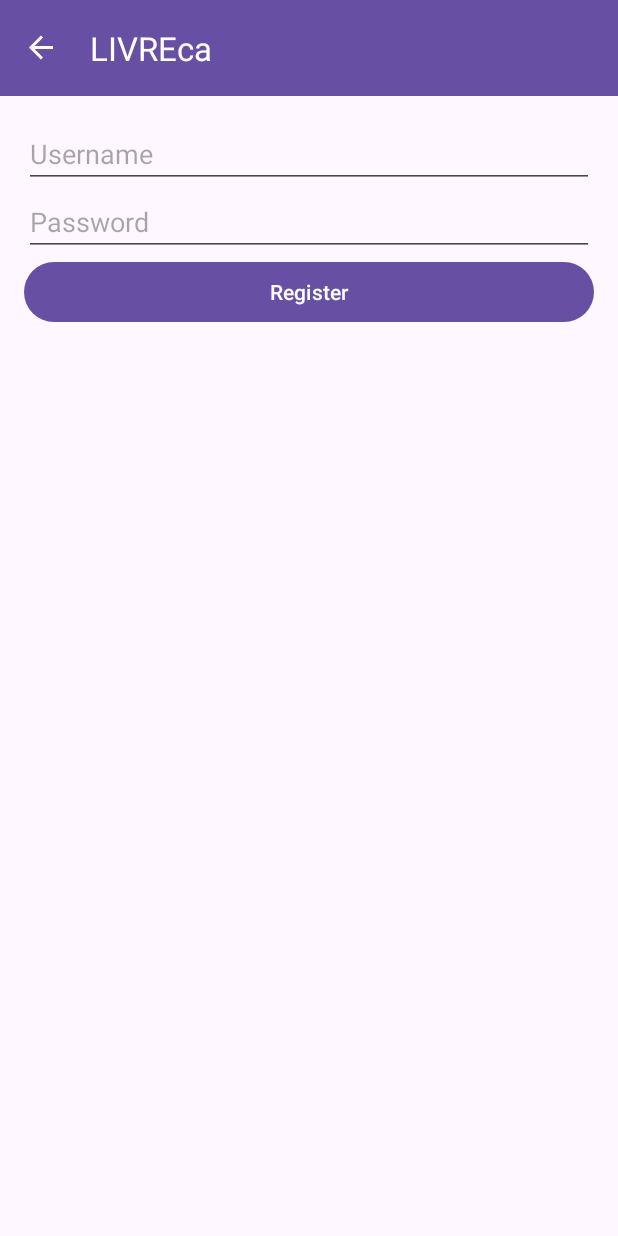
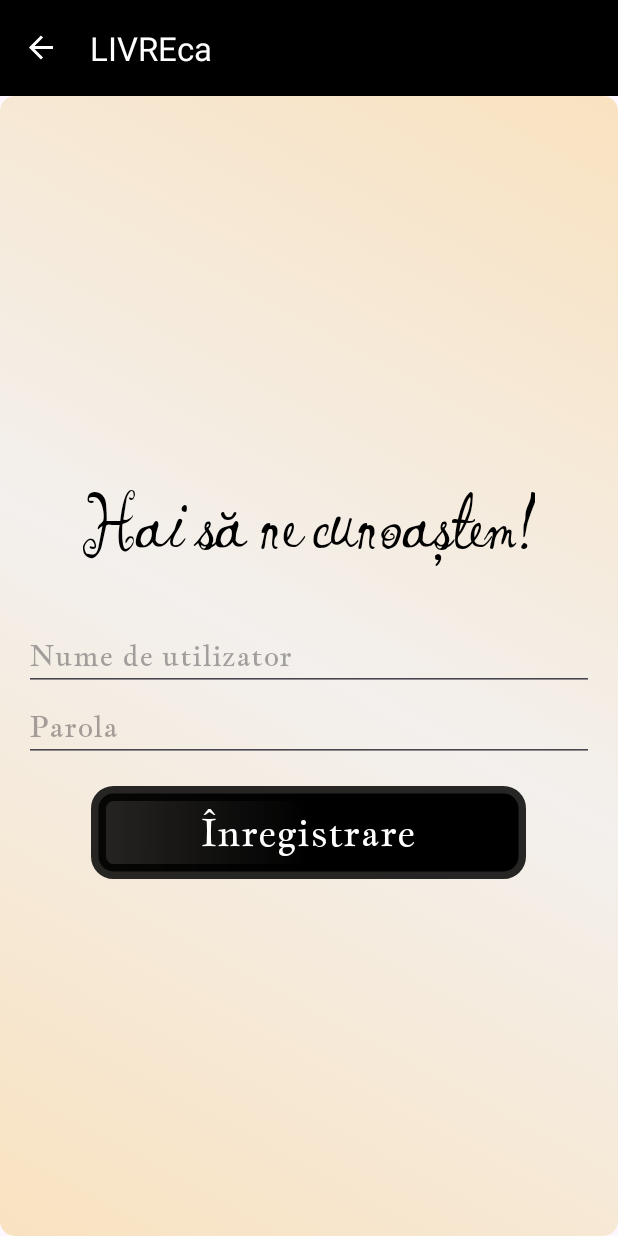
Before and after one commit to Celia-unitbv/LivreCA, an Android app: the RegisterFragment screen opened through its navigation route, on a phone screen of 412 x 824 dp. Run offline under Robolectric (Android 15) with nearby library versions, the phone set to English and light mode, and no system bars; our stand-ins replace navigation-ui.

Commit message:
Drawable Gradients & UI details

```diff
--- /dev/null
+++ b/Android/app/src/main/res/drawable/gradient_app_background.xml
@@ -0,0 +1,10 @@
+<?xml version="1.0" encoding="utf-8"?>
+<selector xmlns:android="http://schemas.android.com/apk/res/android">
+    <item>
+        <shape android:shape="rectangle">
+            <solid android:color="@color/beige" />
+            <corners android:radius="10dp" />
+            <gradient android:startColor="@color/beige" android:centerColor="@color/dirty_white" android:endColor="@color/beige" android:angle="45" android:type="linear" />
+        </shape>
+    </item>
+</selector>
--- /dev/null
+++ b/Android/app/src/main/res/drawable/gradient_text_button.xml
@@ -0,0 +1,11 @@
+<?xml version="1.0" encoding="utf-8"?>
+<selector xmlns:android="http://schemas.android.com/apk/res/android">
+    <item>
+        <shape android:shape="rectangle">
+            <solid android:color="@color/beige" />
+            <stroke android:color="@color/brown" android:width="10dp" />
+            <corners android:radius="10dp" />
+            <gradient android:startColor="@color/beige" android:centerColor="@color/white" android:endColor="@color/brown" android:angle="180" android:type="linear" />
+        </shape>
+    </item>
+</selector>
--- a/Android/app/src/main/res/layout/fragment_add_book.xml
+++ b/Android/app/src/main/res/layout/fragment_add_book.xml
@@ -3,7 +3,8 @@
     android:layout_width="match_parent"
     android:layout_height="match_parent"
     android:orientation="vertical"
-    android:padding="16dp">
+    android:padding="16dp"
+    android:background="@drawable/gradient_app_background">
 
     <EditText
         android:id="@+id/et_book_name"
--- a/Android/app/src/main/res/layout/fragment_register.xml
+++ b/Android/app/src/main/res/layout/fragment_register.xml
@@ -3,12 +3,27 @@
     android:layout_width="match_parent"
     android:layout_height="match_parent"
     android:orientation="vertical"
-    android:padding="16dp">
+    android:gravity="center"
+    android:padding="16dp"
+    android:background="@drawable/gradient_app_background">
+
+    <TextView
+        android:id="@+id/tv_welcome_message"
+        android:layout_width="wrap_content"
+        android:layout_height="wrap_content"
+        android:layout_marginTop="8dp"
+        android:fontFamily="@font/ingrid_darling"
+        android:layout_marginBottom="10dp"
+        android:text="@string/login_message"
+        android:textColor="@color/black"
+        android:textSize="60sp" />
 
     <EditText
         android:id="@+id/et_register_username"
         android:layout_width="match_parent"
         android:layout_height="wrap_content"
+        android:fontFamily="@font/jacques_francois"
+        android:textSize="20sp"
         android:hint="@string/username"
         android:inputType="text" />
 
@@ -16,12 +31,19 @@
         android:id="@+id/et_register_password"
         android:layout_width="match_parent"
         android:layout_height="wrap_content"
+        android:fontFamily="@font/jacques_francois"
         android:hint="@string/password"
+        android:textSize="20sp"
         android:inputType="textPassword" />
 
     <Button
         android:id="@+id/btn_register"
-        android:layout_width="match_parent"
+        android:layout_width="290dp"
         android:layout_height="wrap_content"
+        android:layout_marginTop="16dp"
+        android:background="@drawable/gradient_text_button"
+        android:fontFamily="@font/jacques_francois"
+        android:padding="10dp"
+        android:textSize="25sp"
         android:text="@string/register_button" />
 </LinearLayout>
--- a/Android/app/src/main/res/layout/item_book.xml
+++ b/Android/app/src/main/res/layout/item_book.xml
@@ -7,7 +7,8 @@
         android:layout_width="match_parent"
         android:layout_height="wrap_content"
         android:orientation="vertical"
-        android:padding="8dp">
+        android:padding="8dp"
+        android:background="@drawable/gradient_item_book">
 
         <TextView
             android:id="@+id/book_name"
--- a/Android/app/src/main/res/values/colors.xml
+++ b/Android/app/src/main/res/values/colors.xml
@@ -3,4 +3,7 @@
     <color name="black">#FF000000</color>
     <color name="white">#FFFFFFFF</color>
     <color name="beige">#F9E2C0</color>
+    <color name="brown">#D751291C</color>
+    <color name="dirty_white">#F3F0ED</color>
+    <color name="dirty_beige">#FADBBE</color>
 </resources>
--- a/Android/app/src/main/res/values/strings.xml
+++ b/Android/app/src/main/res/values/strings.xml
@@ -4,9 +4,13 @@
     <string name="Register">Sunt nou aici</string>
     <string name="welcome">Bine ai venit!</string>
     <string name="title">LivreCa</string>
-    <string name="username">Username</string>
-    <string name="password">Password</string>
-    <string name="login_button">Login</string>
+    <string name="username">Nume de utilizator</string>
+    <string name="password">Parola</string>
+    <string name="login_button">Conectare</string>
     <string name="email" >Email</string>
-    <string name="register_button" >Register</string>
+    <string name="register_button" >Înregistrare</string>
+    <string name="login_message" >Hai să ne cunoaștem! </string>
+    <string name="register_message" >Bine ai revenit! </string>
+
+
 </resources>
--- a/Android/app/src/main/res/values/themes.xml
+++ b/Android/app/src/main/res/values/themes.xml
@@ -1,9 +1,20 @@
 <resources xmlns:tools="http://schemas.android.com/tools">
     <!-- Base application theme. -->
     <style name="Base.Theme.LIVREca" parent="Theme.Material3.DayNight.NoActionBar">
-        <!-- Customize your light theme here. -->
-        <!-- <item name="colorPrimary">@color/my_light_primary</item> -->
+        <!-- Definire culori utilizate în tema aplicației -->
+        <item name="colorPrimary">@color/black</item>
+        <item name="colorPrimaryVariant">@color/brown</item>
+        <item name="colorOnPrimary">@color/white</item>
+        <item name="colorSecondary">@color/black</item>
+        <item name="colorSecondaryVariant">@color/brown</item>
+        <item name="colorOnSecondary">@color/beige</item>
+        <item name="colorOnBackground">@color/black</item>
+        <item name="colorSurface">@color/beige</item>
+        <item name="colorOnSurface">@color/brown</item>
     </style>
 
-    <style name="Theme.LIVREca" parent="Base.Theme.LIVREca" />
+    <!-- Tema aplicației, derivată din tema de bază -->
+    <style name="Theme.LIVREca" parent="Base.Theme.LIVREca">
+        <!-- Poți adăuga aici alte stiluri specifice pentru tema aplicației tale -->
+    </style>
 </resources>
```
Also changed, not shown: Android/app/src/main/res/drawable/gradient_item_book.xml (added, +10 -0 lines), Android/app/src/main/res/layout/fragment_book_list.xml (+10 -3 lines), Android/app/src/main/res/layout/fragment_login.xml (+24 -2 lines), Android/app/src/main/res/layout/fragment_start.xml (+10 -9 lines).
